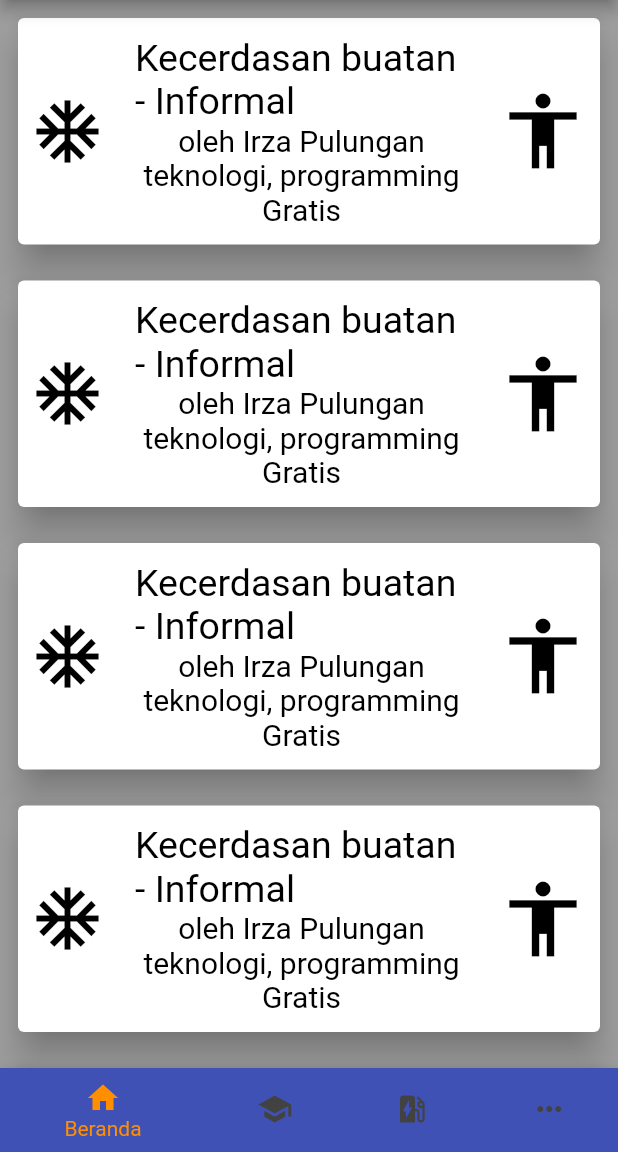
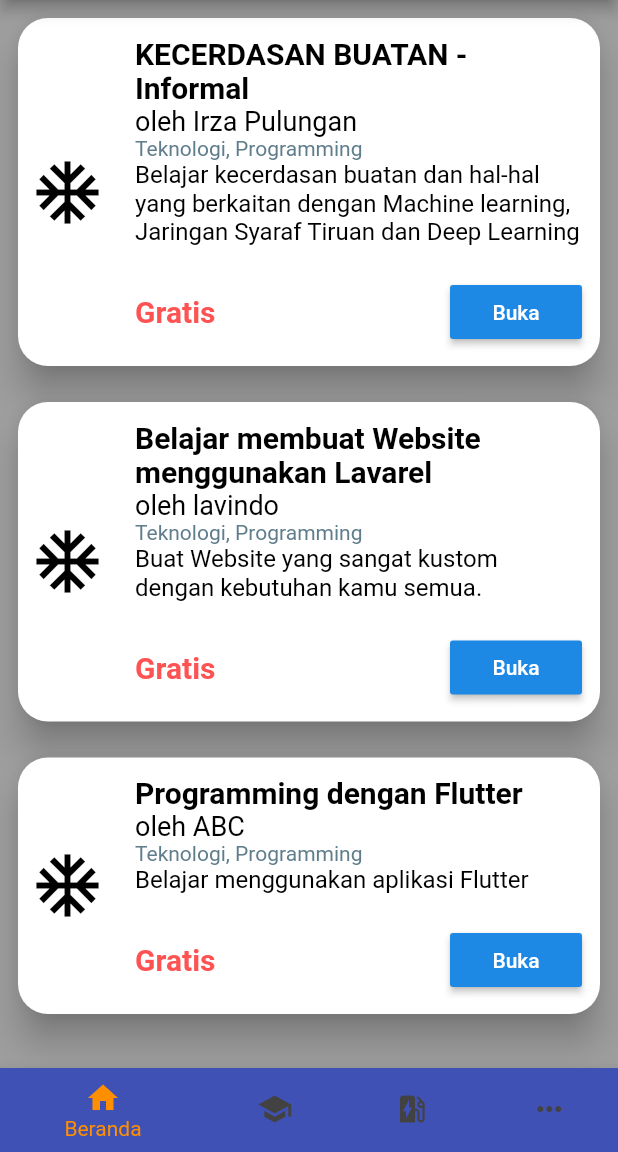
Before and after one commit to irzaip/trampill, a Flutter app: the screen it shows after launch, on a phone screen of 412 x 824 dp, the part 84-1236 px from its top. Run offline on Flutter 3.47's test engine with Material 2 defaults, Android fonts, the phone set to English and light mode, and no system bars; missing offline and left inert: flutter_youtube.

Commit message:
Fix main card

```diff
--- a/lib/main.dart
+++ b/lib/main.dart
@@ -1,5 +1,6 @@
 import 'package:flutter/material.dart';
 import 'package:trampill/screen/pg11_hubungikami.dart';
+import 'package:trampill/services/Course.dart';
 import 'screen/pg3_Lainnya.dart';
 import 'package:trampill/screen/pg3_Lainnya.dart';
 import 'screen/pg21_main_course.dart';
@@ -122,33 +123,39 @@ class MyCard extends StatefulWidget {
 }
 
 class _MyCardState extends State<MyCard> {
-  Map sampleCourse = {
-    '1': [
-            "KECERDASAN BUATAN - Informal",
+  final List<Course> courseList = [
+    Course("KECERDASAN BUATAN - Informal",
             "oleh Irza Pulungan",
             "Belajar kecerdasan buatan dan hal-hal yang berkaitan dengan Machine learning, Jaringan Syaraf Tiruan dan Deep Learning",
-            "Teknologi, Programming"
+            "Teknologi, Programming",
             "Gratis",
-            4.8
-         ],
-
-    '2': [
-            "Programming dengan Flutter",
+            "4.8",
+            "",
+    ),    Course("Belajar membuat Website menggunakan Lavarel",
+      "oleh lavindo",
+      "Buat Website yang sangat kustom dengan kebutuhan kamu semua.",
+      "Teknologi, Programming",
+      "Gratis",
+      "4.3",
+      "",
+    ),
+    Course("Programming dengan Flutter",
             "oleh ABC",
             "Belajar menggunakan aplikasi Flutter",
             "Teknologi, Programming",
             "Gratis",
-            4.5,
-         ],
-  };
+            "4.5",
+      "",
+    ),
 
+  ];
 
   @override
   Widget build(BuildContext context) {
     return Container(
       color: Colors.grey,
       child: new ListView.builder(
-          itemCount: 7,
+          itemCount: courseList.length,
           itemBuilder: (BuildContext context, int index) => buildCourse(context, index)
       )
     );
@@ -156,10 +163,12 @@ class _MyCardState extends State<MyCard> {
 
 
   Widget buildCourse(BuildContext context, int index) {
-    TextStyle bigfont = TextStyle(fontSize: 25, color: Colors.black);
-    TextStyle mediumfont = TextStyle(fontSize: 20, color: Colors.black);
-    TextStyle kategorifont = TextStyle(fontSize: 20, color: Colors.black);
-    TextStyle hargafont = TextStyle(fontSize: 20, color: Colors.black);
+    final course = courseList[index];
+    TextStyle bigfont = TextStyle(fontSize: 20, color: Colors.black, fontWeight: FontWeight.bold, );
+    TextStyle mediumfont = TextStyle(fontSize: 18, color: Colors.black);
+    TextStyle deskripsifont = TextStyle(fontSize: 16, color: Colors.black);
+    TextStyle kategorifont = TextStyle(fontSize: 14, color: Colors.blueGrey);
+    TextStyle hargafont = TextStyle(fontSize: 20, color: Colors.redAccent, fontWeight: FontWeight.w700);
     return new Container(
       child: Padding(
         padding: const EdgeInsets.all(8.0),
@@ -168,6 +177,8 @@ class _MyCardState extends State<MyCard> {
           child: Card(
             elevation: 10,
             color: Colors.white,
+            shape: RoundedRectangleBorder(borderRadius: const BorderRadius.all(Radius.circular(20))
+            ),
             child: Row(
               children: <Widget>[
                 Padding(
@@ -179,18 +190,39 @@ class _MyCardState extends State<MyCard> {
                     padding: const EdgeInsets.all(12.0),
                     child: Column(
                       children: <Widget>[
-                        Text("Kecerdasan buatan - Informal", style: bigfont, textAlign: TextAlign.start,),
-                        Text("oleh Irza Pulungan", style: mediumfont, textAlign: TextAlign.left,),
-                        Text("teknologi, programming", style: kategorifont,),
-                        Text("Gratis",style: hargafont,),
+                        Row(
+                          children: <Widget>[
+                            Flexible(child: Text(course.title, style: bigfont,)),
+                          ],
+                        ),
+                        Row(
+                          children: <Widget>[
+                            Text(course.oleh, style: mediumfont,),
+                          ],
+                        ),
+                        Row(
+                          children: <Widget>[
+                            Text(course.kategori, style: kategorifont,),
+                          ],
+                        ),
+                        Row(children: <Widget>[
+                          Flexible(child: Text(course.deskripsi, style: deskripsifont,)),
+                        ],),
+                        Row(children: <Widget>[SizedBox(height: 20,)],),
+                        Row(
+                          children: <Widget>[
+                            Text(course.harga,style: hargafont,),
+                            Spacer(),
+                            RaisedButton(onPressed: () {Navigator.pushNamed(context, "/pg15_materi");},
+                            child: Text("Buka"),
+                            )
+                          ],
+                        ),
                       ],
                     ),
                   ),
                 ),
-                Padding(
-                  padding: const EdgeInsets.all(8.0),
-                  child: Icon(Icons.accessibility, color: Colors.black, size: 60),
-                ),
+
               ],
             ),
           ),
--- a/lib/services/Course.dart
+++ b/lib/services/Course.dart
@@ -4,8 +4,9 @@ class Course {
   final String deskripsi;
   final String kategori;
   final String harga;
-  final bool rating;
+  final String rating;
+  final String url;
 
-  Course(this.title, this.oleh, this.deskripsi, this.kategori, this.harga, this.rating);
+  Course(this.title, this.oleh, this.deskripsi, this.kategori, this.harga, this.rating, this.url);
 
 }
```
